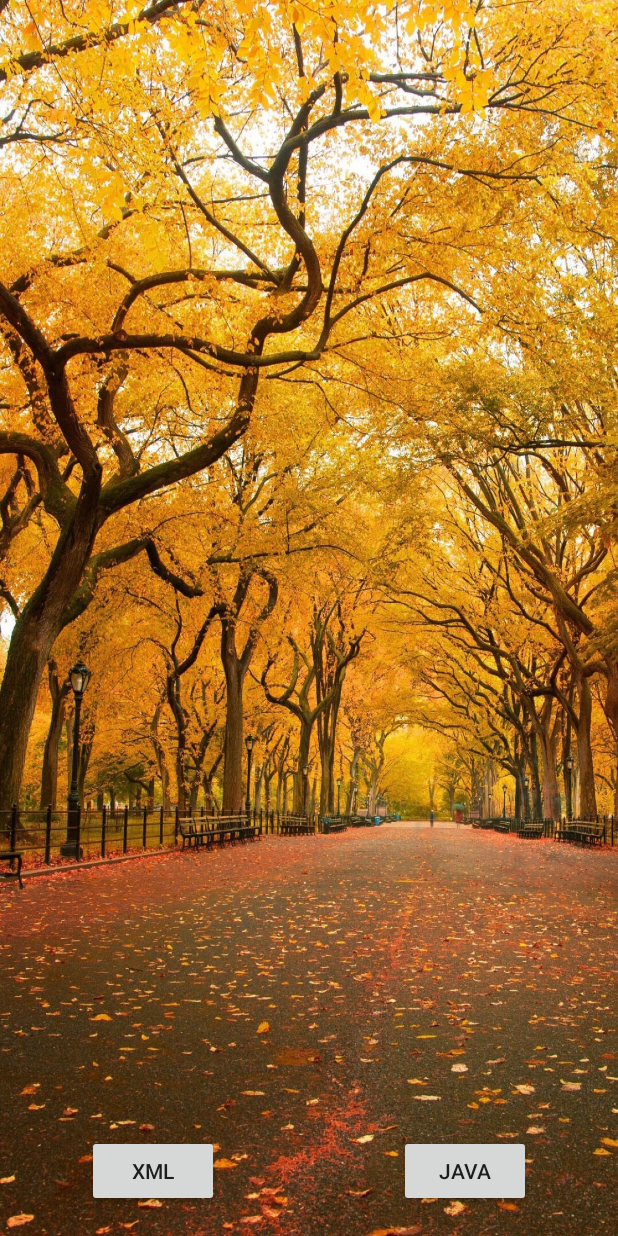
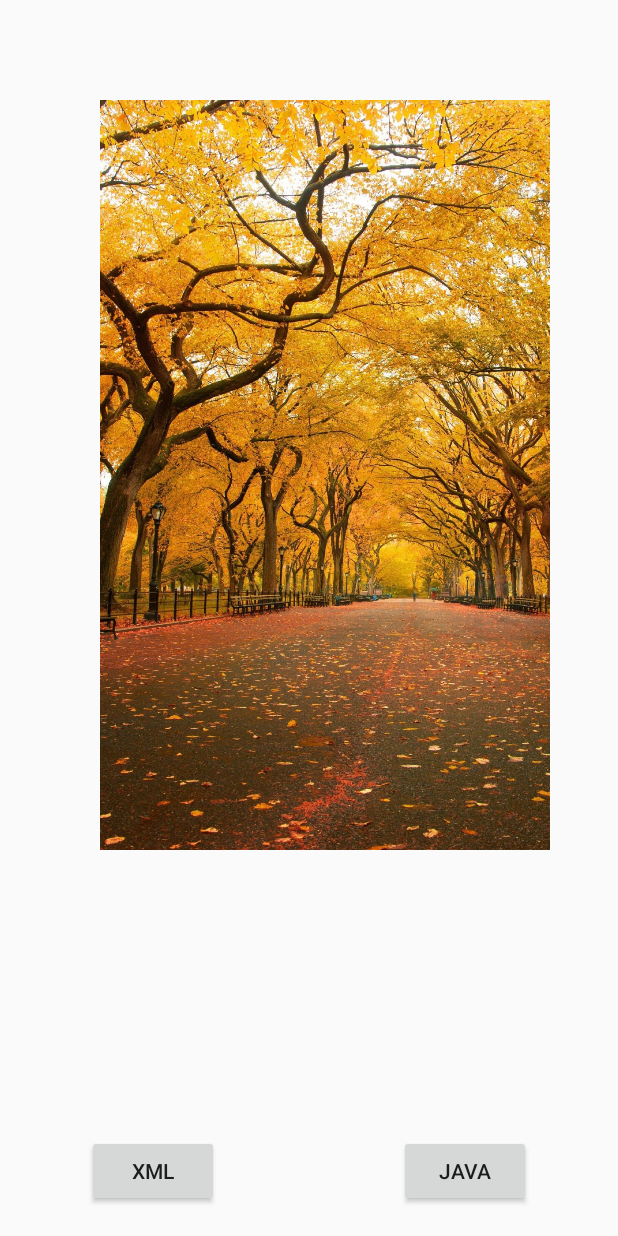
Before and after one commit to M-Ellen/AnimationDemo, an Android app: the TranslateTestActivity screen opened directly, with no data from a screen before it, after a tap on "JAVA", on a phone screen of 412 x 824 dp. Run offline under Robolectric (Android 15) with nearby library versions, the phone set to English and light mode, and no system bars; 1 other tap on this screen came first.

Commit message:
add code

```diff
--- a/app/src/main/AndroidManifest.xml
+++ b/app/src/main/AndroidManifest.xml
@@ -19,6 +19,7 @@
         <activity android:name="com.example.animation.ScaleTestActivity"/>
         <activity android:name="com.example.animation.TranslateTestActivity"/>
         <activity android:name="com.example.animation.RotateTestActivity"/>
+        <activity android:name="com.example.animation.SetTestActivity"/>
     </application>
 
 </manifest>
--- a/app/src/main/java/com/example/animation/BaseActivity.java
+++ b/app/src/main/java/com/example/animation/BaseActivity.java
@@ -1,6 +1,7 @@
 package com.example.animation;
 
 import android.app.Activity;
+import android.content.Context;
 import android.os.Bundle;
 import android.view.View;
 import android.widget.Button;
@@ -9,13 +10,16 @@ import android.widget.ImageView;
 
 public abstract class BaseActivity extends Activity implements View.OnClickListener {
 
+    public static final String TAG = BaseActivity.class.getSimpleName();
     protected ImageView mImage;
     private Button mBtn1, mBtn2;
+    public Context mContext = null;
 
     @Override
     protected void onCreate(Bundle savedInstanceState) {
         super.onCreate(savedInstanceState);
         setContentView(R.layout.activity_test);
+        mContext = getApplicationContext();
         mImage = (ImageView) findViewById(R.id.iv_test);
         mBtn1 = (Button) findViewById(R.id.button1);
         mBtn2 = (Button) findViewById(R.id.button2);
--- a/app/src/main/java/com/example/animation/TranslateTestActivity.java
+++ b/app/src/main/java/com/example/animation/TranslateTestActivity.java
@@ -1,24 +1,78 @@
 package com.example.animation;
 
 
+import android.util.Log;
 import android.view.animation.Animation;
 import android.view.animation.AnimationUtils;
+import android.view.animation.TranslateAnimation;
+
+import static android.content.ContentValues.TAG;
 
 public class TranslateTestActivity extends BaseActivity {
 
+    /**
+     * 使用AnimationUtils类的静态方法loadAnimation()来加载XML中的动画XML文件
+     */
     @Override
     protected void starXmlAnimation() {
-        //使用AnimationUtils类的静态方法loadAnimation()来加载XML中的动画XML文件
-        Animation animation = AnimationUtils.loadAnimation(this, R.anim.translate);
+
+        Animation animation = AnimationUtils.loadAnimation(mContext, R.anim.translate);
         mImage.startAnimation(animation);
+//        animation.setAnimationListener(new Animation.AnimationListener() {
+//            @Override
+//            public void onAnimationStart(Animation animation) {
+//                Log.d(TAG, "onAnimationStart: "+mImage.getTranslationX());
+//                Log.d(TAG, "onAnimationStart: "+mImage.getTranslationY());
+//                Log.d(TAG, "onAnimationStart: "+mImage.getX());
+//                Log.d(TAG, "onAnimationStart: "+mImage.getY());
+//            }
+//
+//            @Override
+//            public void onAnimationEnd(Animation animation) {
+//                Log.d(TAG, "onAnimationEnd: "+mImage.getTranslationX());
+//                Log.d(TAG, "onAnimationEnd: "+mImage.getTranslationY());
+//                Log.d(TAG, "onAnimationEnd: "+mImage.getX());
+//                Log.d(TAG, "onAnimationEnd: "+mImage.getY());
+//
+//            }
+//
+//            @Override
+//            public void onAnimationRepeat(Animation animation) {
+//
+//            }
+//        });
     }
 
+    /**
+     * 使用Animation的子类 TranslateAnimation
+     */
     @Override
     protected void starCodeAnimation() {
 
-//        TranslateAnimation translateAnimation = new TranslateAnimation();
-//        translateAnimation.setDuration(400);
-//        mImage.startAnimation(translateAnimation);
+//        TranslateAnimation translateAnimation = new TranslateAnimation(0,180,0,180,Animation.RELATIVE_TO_SELF,0.5f,Animation.RELATIVE_TO_SELF,0.5f);
+        TranslateAnimation translateAnimation = new TranslateAnimation(Animation.RELATIVE_TO_SELF,0,Animation.RELATIVE_TO_SELF,0,Animation.RELATIVE_TO_PARENT,0,Animation.RELATIVE_TO_PARENT,0.5f);
+        translateAnimation.setDuration(3000);
+        translateAnimation.setFillAfter(true);
+        mImage.startAnimation(translateAnimation);
+        translateAnimation.setAnimationListener(new Animation.AnimationListener() {
+            @Override
+            public void onAnimationStart(Animation animation) {
+                Log.d(TAG, "onAnimationStart: "+mImage.getTranslationX());
+                Log.d(TAG, "onAnimationStart: "+mImage.getTranslationY());
+            }
+
+            @Override
+            public void onAnimationEnd(Animation animation) {
+                Log.d(TAG, "onAnimationEnd: "+mImage.getTranslationX());
+                Log.d(TAG, "onAnimationEnd: "+mImage.getTranslationY());
+
+            }
+
+            @Override
+            public void onAnimationRepeat(Animation animation) {
+
+            }
+        });
     }
 
 }
--- a/app/src/main/res/anim/translate.xml
+++ b/app/src/main/res/anim/translate.xml
@@ -1,10 +1,11 @@
 <?xml version="1.0" encoding="utf-8"?>
 <translate xmlns:android="http://schemas.android.com/apk/res/android"
 
-    android:duration="3000"
-    android:fromXDelta="0"
-    android:fromYDelta="0"
-    android:toXDelta="90"
-    android:toYDelta="90">
+           android:fillAfter="true"
+           android:duration="3000"
+           android:fromXDelta="50%"
+           android:fromYDelta="50%"
+           android:toXDelta="-50%p"
+           android:toYDelta="-50%p">
 
 </translate>
--- a/app/src/main/res/layout/activity_test.xml
+++ b/app/src/main/res/layout/activity_test.xml
@@ -7,13 +7,22 @@
     tools:context="com.example.animation.AlphaTestActivity">
 
 
-    <ImageView
+<!--    <ImageView
 
         android:id="@+id/iv_test"
         android:layout_width="match_parent"
         android:layout_height="match_parent"
         android:scaleType="fitXY"
         android:layout_centerInParent="true"
+        android:src="@mipmap/test"/> -->
+
+    <ImageView
+        android:id="@+id/iv_test"
+        android:layout_width="300dp"
+        android:layout_height="500dp"
+        android:scaleType="fitXY"
+        android:layout_marginLeft="100px"
+        android:layout_marginTop="100px"
         android:src="@mipmap/test"/>
 
 
@@ -22,18 +31,16 @@
         android:layout_width="wrap_content"
         android:layout_height="wrap_content"
         android:layout_alignParentBottom="true"
-        android:layout_alignStart="@+id/iv_test"
         android:layout_marginBottom="19dp"
-        android:layout_marginStart="58dp"
+        android:layout_marginLeft="58dp"
         android:text="Xml"/>
 
     <Button
         android:id="@+id/button2"
         android:layout_width="wrap_content"
         android:layout_height="wrap_content"
-        android:layout_alignBaseline="@+id/button1"
+        android:layout_alignParentRight="true"
         android:layout_alignBottom="@+id/button1"
-        android:layout_alignEnd="@+id/iv_test"
         android:layout_marginEnd="58dp"
         android:text="Java"/>
 
--- a/build.gradle
+++ b/build.gradle
@@ -7,7 +7,7 @@ buildscript {
         jcenter()
     }
     dependencies {
-        classpath 'com.android.tools.build:gradle:3.0.0-alpha7'
+        classpath 'com.android.tools.build:gradle:2.3.2'
 
         // NOTE: Do not place your application dependencies here; they belong
         // in the individual module build.gradle files
```
Also changed, not shown: app/src/main/java/com/example/animation/MainActivity.java (+6 -1 lines), app/src/main/java/com/example/animation/RotateTestActivity.java (+8 -7 lines), app/src/main/java/com/example/animation/ScaleTestActivity.java (+12 -3 lines), app/src/main/java/com/example/animation/SetTestActivity.java (added, +45 -0 lines), app/src/main/res/anim/rotate.xml (+5 -8 lines), app/src/main/res/anim/set.xml (added, +33 -0 lines).
